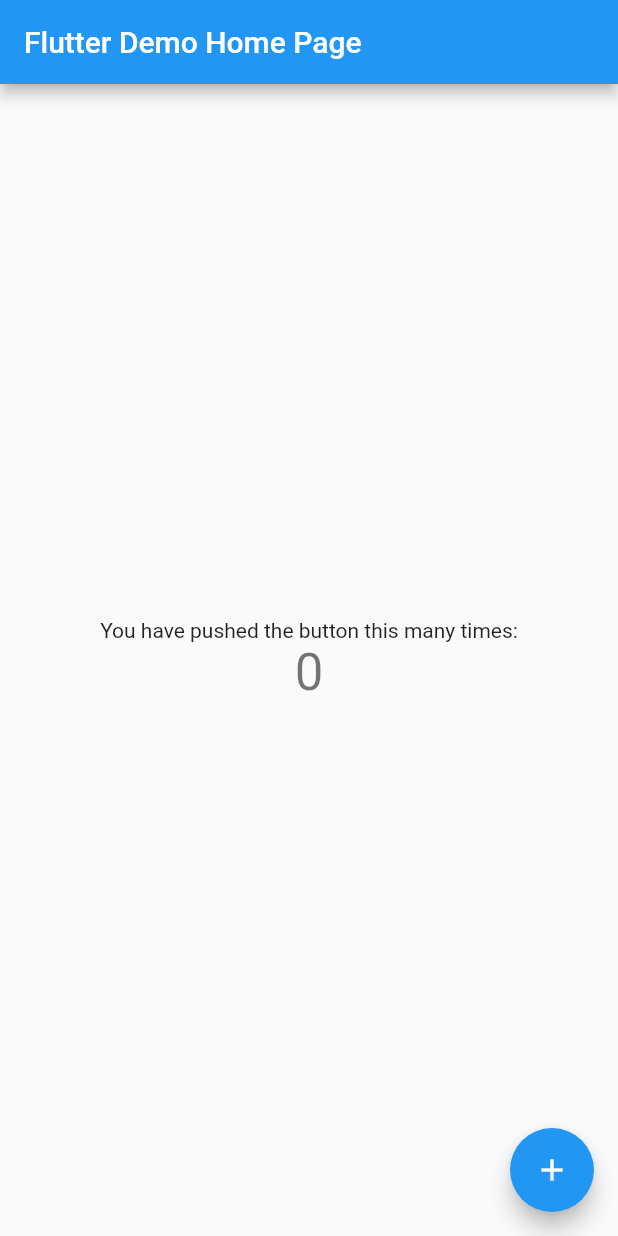
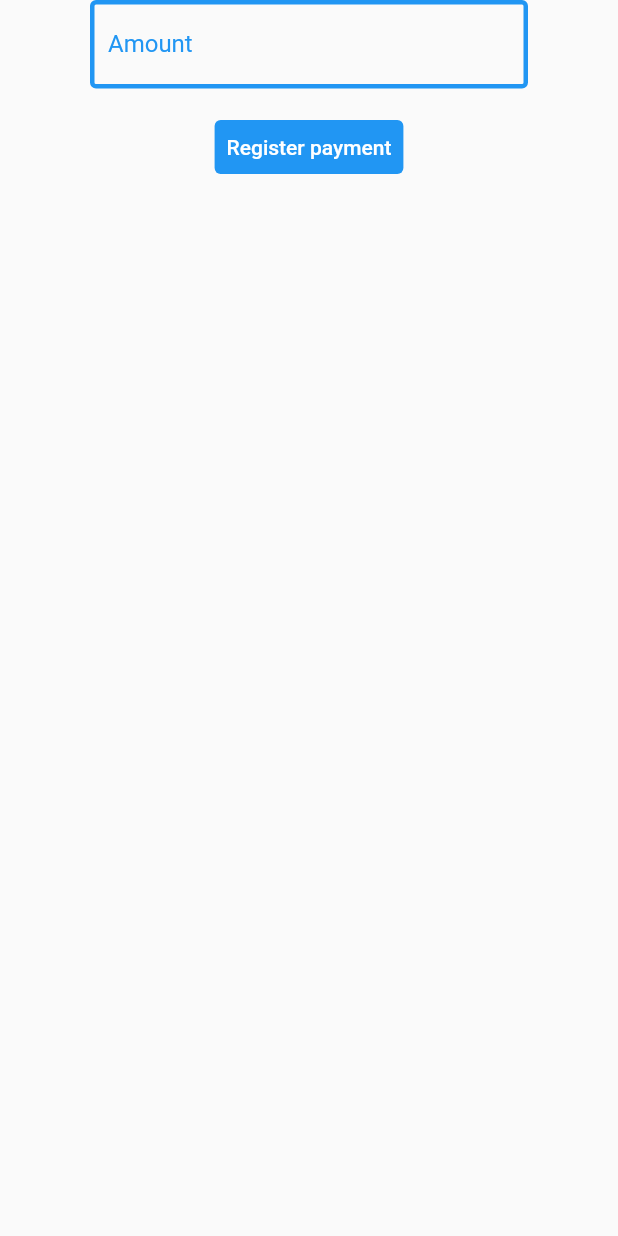
Before and after one commit to GitBuzz/Flutter-UIs, a Flutter app: the screen it shows after launch, on a phone screen of 412 x 824 dp. Run offline on Flutter 3.47's test engine with Material 2 defaults, Android fonts, the phone set to English and light mode, and no system bars.

Commit message:
Adding new form.

```diff
--- /dev/null
+++ b/lib/form_1/view/form_1.dart
@@ -0,0 +1,28 @@
+import 'package:flutter/material.dart';
+import 'package:flutter_uis/form_1/widgets/interactive_form.dart';
+import 'package:flutter_uis/form_1/widgets/interactive_form_button.dart';
+
+class Form1 extends StatelessWidget {
+  const Form1({Key? key}) : super(key: key);
+
+  @override
+  Widget build(BuildContext context) {
+    return Container(
+      child: Column(
+        mainAxisAlignment: MainAxisAlignment.center,
+        crossAxisAlignment: CrossAxisAlignment.center,
+        children: [
+          Container(
+            margin: EdgeInsets.symmetric(horizontal: 60),
+            child: Column(
+              children: [
+                InteractiveForm(),
+                InteractiveFormButton(),
+              ],
+            ),
+          )
+        ],
+      ),
+    );
+  }
+}
--- /dev/null
+++ b/lib/form_1/widgets/interactive_form.dart
@@ -0,0 +1,28 @@
+import 'package:flutter/material.dart';
+
+class InteractiveForm extends StatelessWidget {
+  const InteractiveForm({Key? key}) : super(key: key);
+
+  @override
+  Widget build(BuildContext context) {
+    return TextField(
+      keyboardType: TextInputType.number,
+      decoration: InputDecoration(
+        enabledBorder: OutlineInputBorder(
+          borderSide: BorderSide(
+            color: Colors.blue,
+            width: 3.0,
+          ),
+        ),
+        focusedBorder: OutlineInputBorder(
+          borderSide: BorderSide(
+            color: Colors.blue,
+            width: 2.0,
+          ),
+        ),
+        labelText: 'Amount',
+        labelStyle: TextStyle(color: Colors.blue),
+      ),
+    );
+  }
+}
--- /dev/null
+++ b/lib/form_1/widgets/interactive_form_button.dart
@@ -0,0 +1,22 @@
+import 'package:flutter/material.dart';
+
+class InteractiveFormButton extends StatelessWidget {
+  const InteractiveFormButton({Key? key}) : super(key: key);
+
+  @override
+  Widget build(BuildContext context) {
+    return Padding(
+      padding: const EdgeInsets.only(top: 15),
+      child: TextButton(
+        style: ButtonStyle(
+          backgroundColor: MaterialStateProperty.all(Colors.blue),
+        ),
+        onPressed: () {},
+        child: Text(
+          'Register payment',
+          style: TextStyle(color: Colors.white),
+        ),
+      ),
+    );
+  }
+}
--- /dev/null
+++ b/lib/home_page.dart
@@ -0,0 +1,19 @@
+import 'package:flutter/material.dart';
+import 'package:flutter_uis/form_1/view/form_1.dart';
+
+class HomePage extends StatelessWidget {
+  const HomePage({Key? key}) : super(key: key);
+
+  @override
+  Widget build(BuildContext context) {
+    return Scaffold(
+      body: SafeArea(
+          // Test your UI here
+          child: ListView(
+        children: [
+          Form1(),
+        ],
+      )),
+    );
+  }
+}
--- a/lib/main.dart
+++ b/lib/main.dart
@@ -1,113 +1,19 @@
 import 'package:flutter/material.dart';
+import 'package:flutter_uis/home_page.dart';
 
 void main() {
   runApp(MyApp());
 }
 
 class MyApp extends StatelessWidget {
-  // This widget is the root of your application.
   @override
   Widget build(BuildContext context) {
     return MaterialApp(
-      title: 'Flutter Demo',
+      title: 'Flutter UI\'s',
       theme: ThemeData(
-        // This is the theme of your application.
-        //
-        // Try running your application with "flutter run". You'll see the
-        // application has a blue toolbar. Then, without quitting the app, try
-        // changing the primarySwatch below to Colors.green and then invoke
-        // "hot reload" (press "r" in the console where you ran "flutter run",
-        // or simply save your changes to "hot reload" in a Flutter IDE).
-        // Notice that the counter didn't reset back to zero; the application
-        // is not restarted.
         primarySwatch: Colors.blue,
       ),
-      home: MyHomePage(title: 'Flutter Demo Home Page'),
+      home: HomePage(),
     );
   }
 }
-
-class MyHomePage extends StatefulWidget {
-  MyHomePage({Key key, this.title}) : super(key: key);
-
-  // This widget is the home page of your application. It is stateful, meaning
-  // that it has a State object (defined below) that contains fields that affect
-  // how it looks.
-
-  // This class is the configuration for the state. It holds the values (in this
-  // case the title) provided by the parent (in this case the App widget) and
-  // used by the build method of the State. Fields in a Widget subclass are
-  // always marked "final".
-
-  final String title;
-
-  @override
-  _MyHomePageState createState() => _MyHomePageState();
-}
-
-class _MyHomePageState extends State<MyHomePage> {
-  int _counter = 0;
-
-  void _incrementCounter() {
-    setState(() {
-      // This call to setState tells the Flutter framework that something has
-      // changed in this State, which causes it to rerun the build method below
-      // so that the display can reflect the updated values. If we changed
-      // _counter without calling setState(), then the build method would not be
-      // called again, and so nothing would appear to happen.
-      _counter++;
-    });
-  }
-
-  @override
-  Widget build(BuildContext context) {
-    // This method is rerun every time setState is called, for instance as done
-    // by the _incrementCounter method above.
-    //
-    // The Flutter framework has been optimized to make rerunning build methods
-    // fast, so that you can just rebuild anything that needs updating rather
-    // than having to individually change instances of widgets.
-    return Scaffold(
-      appBar: AppBar(
-        // Here we take the value from the MyHomePage object that was created by
-        // the App.build method, and use it to set our appbar title.
-        title: Text(widget.title),
-      ),
-      body: Center(
-        // Center is a layout widget. It takes a single child and positions it
-        // in the middle of the parent.
-        child: Column(
-          // Column is also a layout widget. It takes a list of children and
-          // arranges them vertically. By default, it sizes itself to fit its
-          // children horizontally, and tries to be as tall as its parent.
-          //
-          // Invoke "debug painting" (press "p" in the console, choose the
-          // "Toggle Debug Paint" action from the Flutter Inspector in Android
-          // Studio, or the "Toggle Debug Paint" command in Visual Studio Code)
-          // to see the wireframe for each widget.
-          //
-          // Column has various properties to control how it sizes itself and
-          // how it positions its children. Here we use mainAxisAlignment to
-          // center the children vertically; the main axis here is the vertical
-          // axis because Columns are vertical (the cross axis would be
-          // horizontal).
-          mainAxisAlignment: MainAxisAlignment.center,
-          children: <Widget>[
-            Text(
-              'You have pushed the button this many times:',
-            ),
-            Text(
-              '$_counter',
-              style: Theme.of(context).textTheme.headline4,
-            ),
-          ],
-        ),
-      ),
-      floatingActionButton: FloatingActionButton(
-        onPressed: _incrementCounter,
-        tooltip: 'Increment',
-        child: Icon(Icons.add),
-      ), // This trailing comma makes auto-formatting nicer for build methods.
-    );
-  }
-}
--- a/pubspec.yaml
+++ b/pubspec.yaml
@@ -18,7 +18,7 @@
 version: 1.0.0+1
 
 environment:
-  sdk: ">=2.7.0 <3.0.0"
+  sdk: '>=2.12.0 <3.0.0'
 
 dependencies:
   flutter:
```
